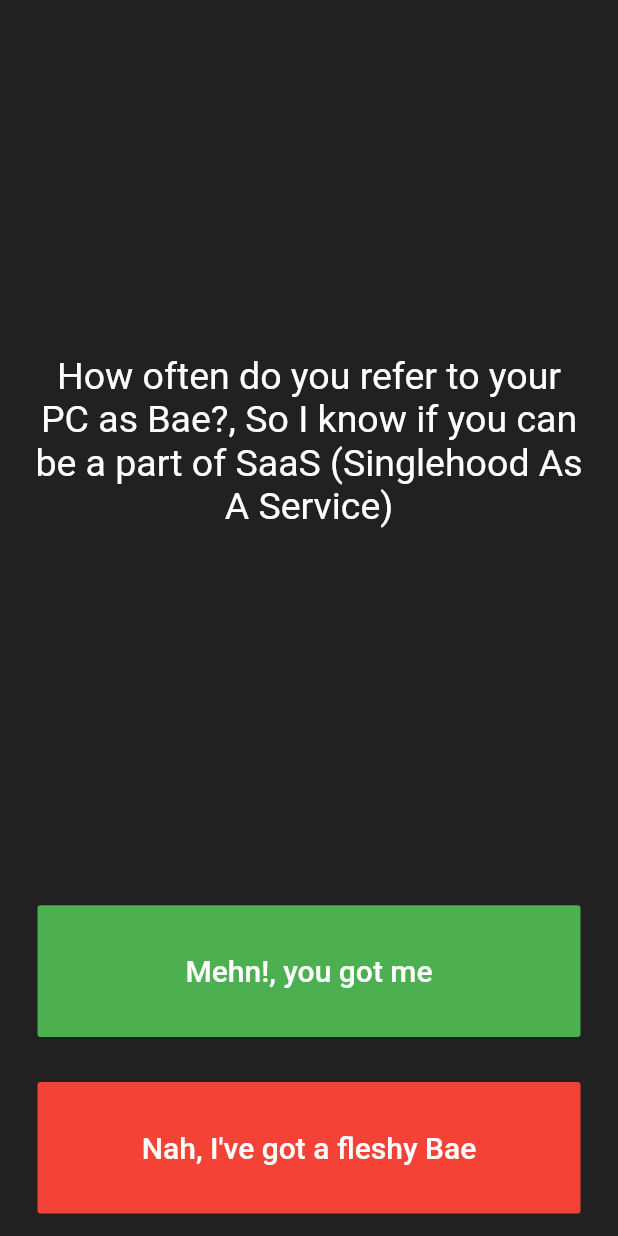
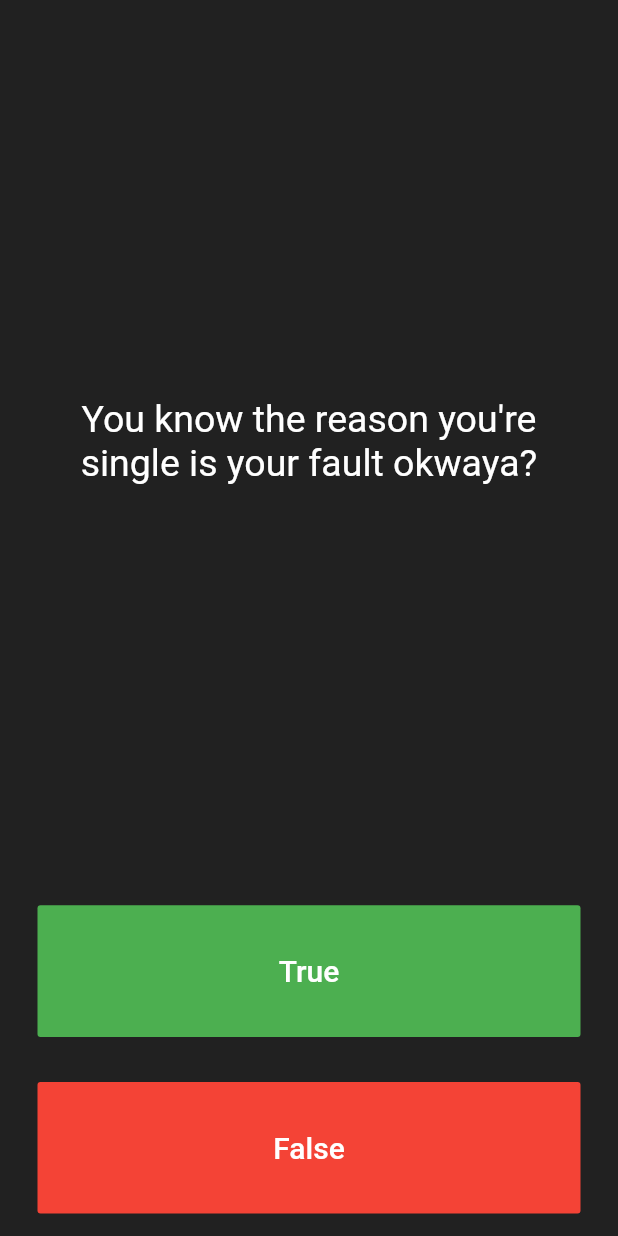
Before and after one commit to CynthiaPeter/QuizzerApp, a Flutter app: the screen it shows after launch, on a phone screen of 412 x 824 dp. Run offline on Flutter 3.47's test engine with Material 2 defaults, Android fonts, the phone set to English and light mode, and no system bars.

Commit message:
created questions class

```diff
--- a/lib/main.dart
+++ b/lib/main.dart
@@ -1,4 +1,5 @@
 import 'package:flutter/material.dart';
+import 'question.dart';
 
 void main() => runApp(Quizzler());
 
@@ -26,15 +27,14 @@ class QuizPage extends StatefulWidget {
 }
 
 class _QuizPageState extends State<QuizPage> {
-  List <Icon> scoreKeeper = [];
+  List<Icon> scoreKeeper = [];
 
-  //LIST FOR QUESTIONS
-  List<String> questions = [
-    'How often do you refer to your PC as Bae?, So I know if you can be a part of SaaS (Singlehood As A Service)',
-    'Approximately one quarter of human bones are in the feet.',
-    'A slug\'s blood is green.',
-  ];
-  //CREATE A VARIABLE TO TRACT THE QUESTIONS ANSWERED AND LOAD UP ANOTHER.
+  // //CREATE A VARIABLE TO TRACT THE QUESTIONS ANSWERED AND LOAD UP ANOTHER.
+List<Question> questionBank = [
+  Question(q: 'You know the reason you\'re single is your fault okwaya?', a: true),
+  Question(q: 'You agree to the terms and conditions guiding SaaS?', a:true),
+  Question(q: 'You have feelings for your PC, right?', a:true),
+];
 
   int questionNumber = 0;
 
@@ -51,7 +51,7 @@ class _QuizPageState extends State<QuizPage> {
             child: Center(
               child: Text(
                 //'This is where the question text will go.',
-                questions[questionNumber],
+                questionBank[questionNumber].questionText,
                 textAlign: TextAlign.center,
                 style: TextStyle(
                   fontSize: 25.0,
@@ -68,7 +68,7 @@ class _QuizPageState extends State<QuizPage> {
               textColor: Colors.white,
               color: Colors.green,
               child: Text(
-                'Mehn!, you got me',
+                'True',
                 style: TextStyle(
                   color: Colors.white,
                   fontSize: 20.0,
@@ -76,9 +76,16 @@ class _QuizPageState extends State<QuizPage> {
               ),
               onPressed: () {
                 //The user picked true.
-                 setState(() {
+                bool correctAnswer = questionBank[questionNumber].questionAnswer;
+                if (correctAnswer == true) {
+                  print('user got it right');
+                } else {
+                  print('user got it wrong');
+                }
+                setState(() {
                   questionNumber++;
                 });
+                print(questionNumber);
               },
             ),
           ),
@@ -89,7 +96,7 @@ class _QuizPageState extends State<QuizPage> {
             child: FlatButton(
               color: Colors.red,
               child: Text(
-                'Nah, I\'ve got a fleshy Bae',
+                'False',
                 style: TextStyle(
                   fontSize: 20.0,
                   color: Colors.white,
@@ -97,6 +104,16 @@ class _QuizPageState extends State<QuizPage> {
               ),
               onPressed: () {
                 //The user picked false.
+                bool correctAnswer = questionBank[questionNumber].questionAnswer;
+                if (correctAnswer == false) {
+                  print('user got it right');
+                } else {
+                  print('user got it wrong');
+                }
+                setState(() {
+                  questionNumber++;
+                });
+                print(questionNumber);
                 setState(() {
                   questionNumber++;
                 });
@@ -104,9 +121,7 @@ class _QuizPageState extends State<QuizPage> {
             ),
           ),
         ),
-        Row(children: scoreKeeper
-
-        )
+        Row(children: scoreKeeper)
       ],
     );
   }
--- /dev/null
+++ b/lib/question.dart
@@ -0,0 +1,11 @@
+class Question {
+  String questionText;
+  bool questionAnswer;
+
+// This is a constructor
+
+  Question({String q, bool a}) {
+    questionText = q;
+    questionAnswer = a;
+  }
+}
```
